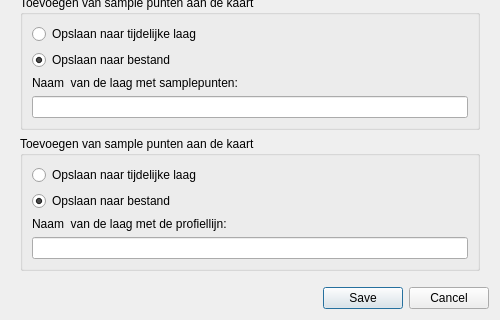
First picture: the form in ui_geopunt4QgisSettings.ui, repository warrieka/geopunt4Qgis, before the edit; both pictures show x 0 to 500 and y 230 to 550 of the 500 by 550 pixel window.
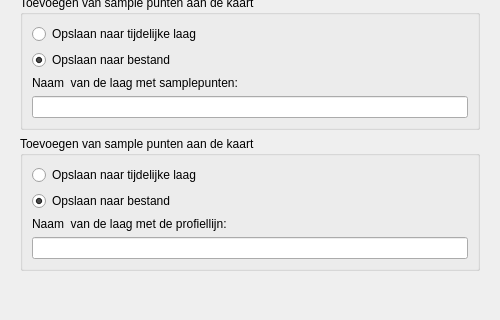
Second picture: the form after the edit. The open tabs and pages were chosen to show the change. Icons and pictures are not drawn.

```diff
--- a/ui_geopunt4QgisSettings.ui
+++ b/ui_geopunt4QgisSettings.ui
@@ -598,6 +598,14 @@
       </layout>
      </widget>
      <widget class="QWidget" name="elevationTab">
+      <property name="geometry">
+       <rect>
+        <x>0</x>
+        <y>0</y>
+        <width>482</width>
+        <height>300</height>
+       </rect>
+      </property>
       <attribute name="icon">
        <iconset resource="resources.qrc">
         <normaloff>:/plugins/geopunt4Qgis/images/geopuntElevationSmall.png</normaloff>:/plugins/geopunt4Qgis/images/geopuntElevationSmall.png</iconset>
@@ -713,7 +721,7 @@
       <enum>Qt::Horizontal</enum>
      </property>
      <property name="standardButtons">
-      <set>QDialogButtonBox::Cancel|QDialogButtonBox::Save</set>
+      <set>QDialogButtonBox::NoButton</set>
      </property>
      <property name="centerButtons">
       <bool>false</bool>
```
Left out of the diff: 2 changed lines with no effect on the pictures.
